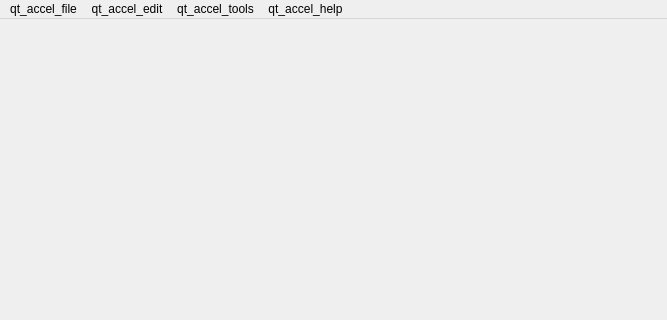
ankitects/anki, file qt/aqt/forms/main.ui: the form before one commit; both pictures show x 0 to 667 and y 0 to 320 of the 667 by 570 pixel window.
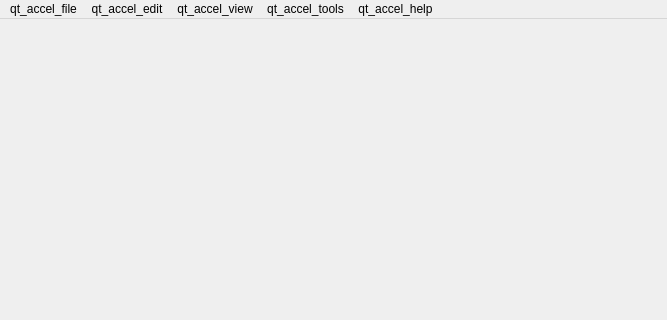
The form after the commit. Icons and pictures are not drawn.

Commit message: Add main view menu

What changed in the file:
```diff
--- a/qt/aqt/forms/main.ui
+++ b/qt/aqt/forms/main.ui
@@ -92,8 +92,19 @@
     <addaction name="actionNoteTypes"/>
     <addaction name="actionPreferences"/>
    </widget>
+   <widget class="QMenu" name="menuqt_accel_view">
+    <property name="title">
+     <string>qt_accel_view</string>
+    </property>
+    <addaction name="actionFullScreen"/>
+    <addaction name="separator"/>
+    <addaction name="actionZoomIn"/>
+    <addaction name="actionZoomOut"/>
+    <addaction name="actionResetZoom"/>
+   </widget>
    <addaction name="menuCol"/>
    <addaction name="menuEdit"/>
+   <addaction name="menuqt_accel_view"/>
    <addaction name="menuTools"/>
    <addaction name="menuHelp"/>
   </widget>
```
Left out of the diff: 23 changed lines with no effect on the pictures. The commit also changes 3 other files.
